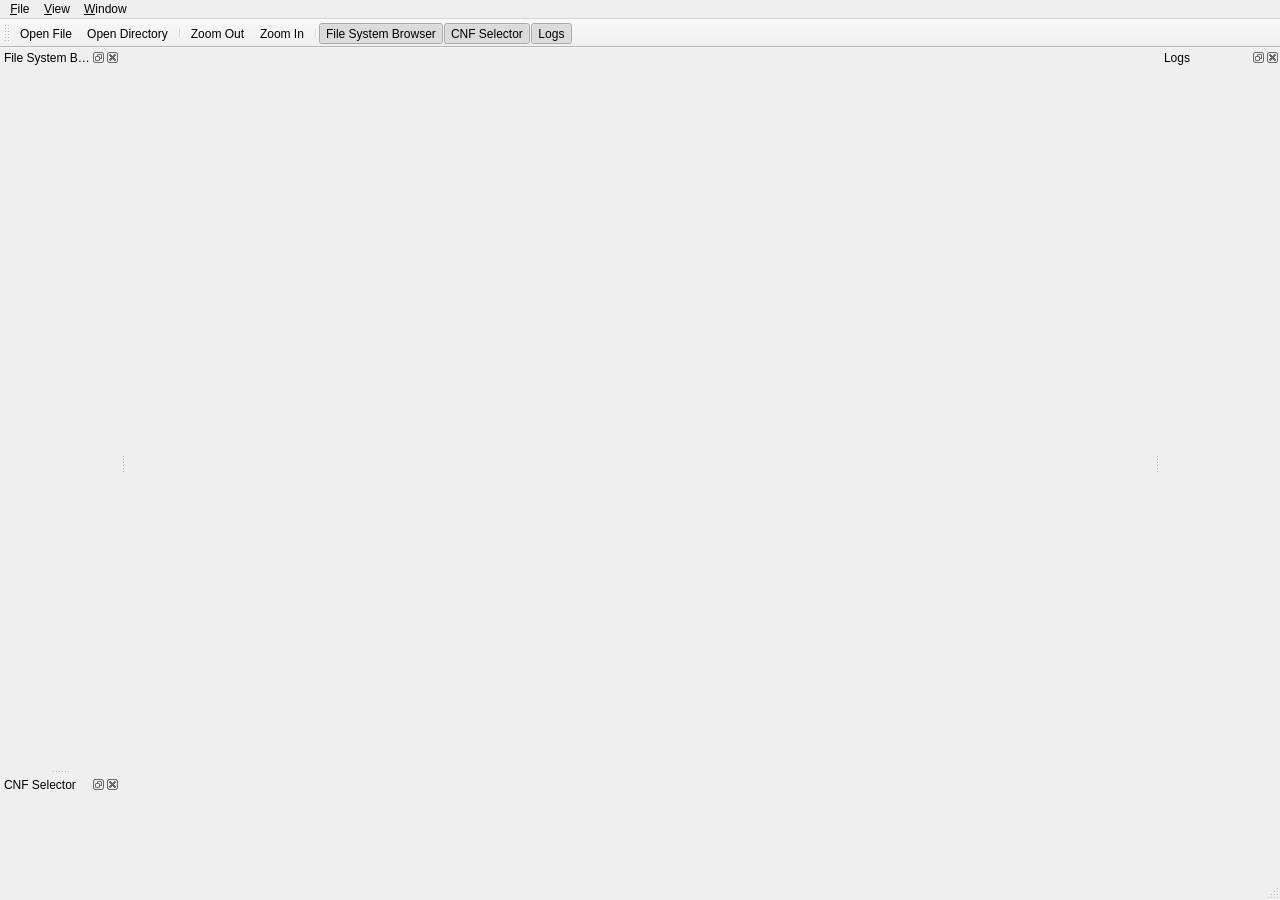
Above: src/mainwindow.ui from kuanyui/qkiss before the change. Below: the same form after it.
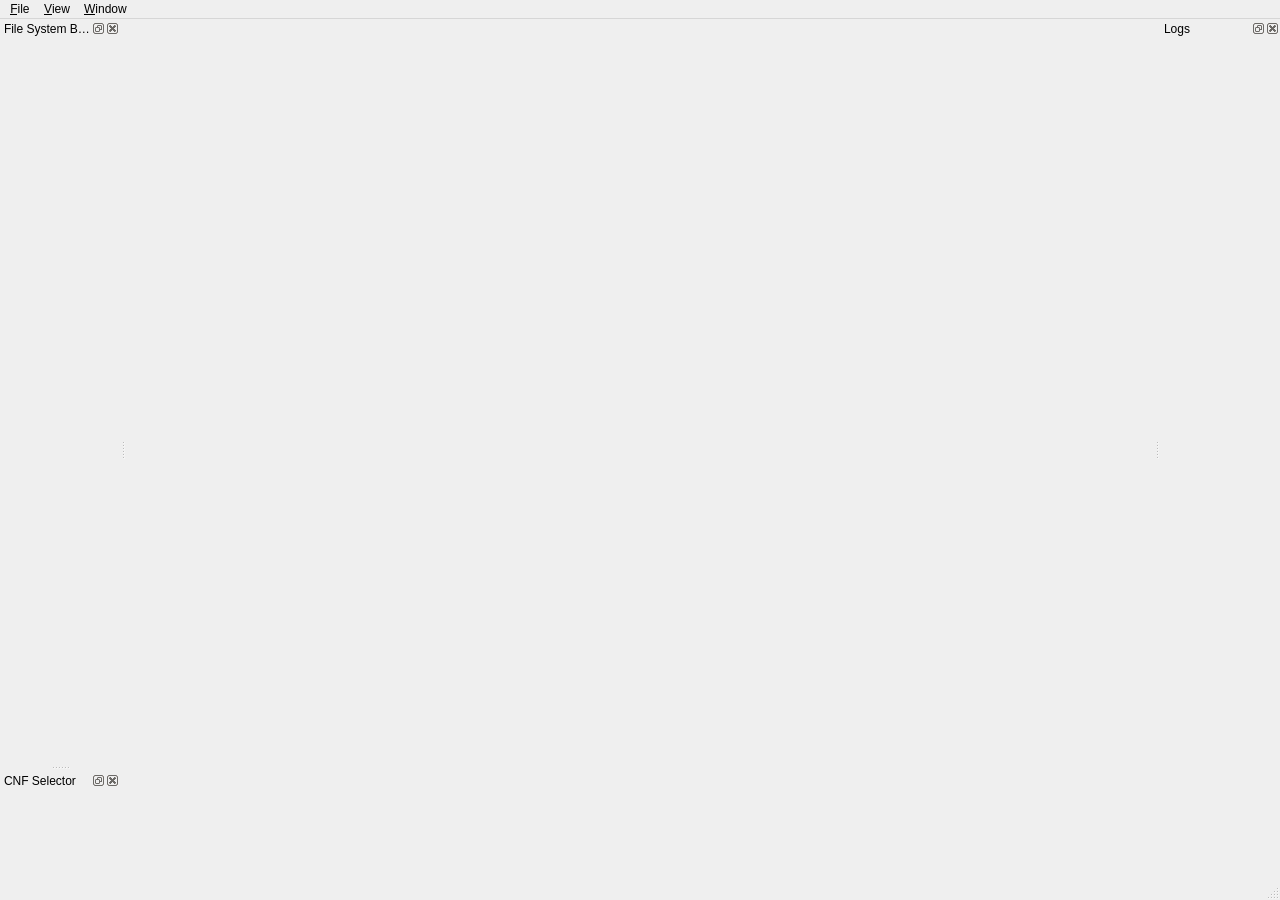
That is the form after the change. Icons and pictures are not drawn.

Commit message: Write code to generate QToolBar

```diff
--- a/src/mainwindow.ui
+++ b/src/mainwindow.ui
@@ -57,26 +57,6 @@
    <addaction name="menu_Window"/>
   </widget>
   <widget class="QStatusBar" name="statusbar"/>
-  <widget class="QToolBar" name="toolBar">
-   <property name="windowTitle">
-    <string>toolBar</string>
-   </property>
-   <attribute name="toolBarArea">
-    <enum>TopToolBarArea</enum>
-   </attribute>
-   <attribute name="toolBarBreak">
-    <bool>false</bool>
-   </attribute>
-   <addaction name="action_openFile"/>
-   <addaction name="action_openDirectory"/>
-   <addaction name="separator"/>
-   <addaction name="action_zoomOut"/>
-   <addaction name="action_zoomIn"/>
-   <addaction name="separator"/>
-   <addaction name="action_window_fileSystemBrowser"/>
-   <addaction name="action_window_cnfSelector"/>
-   <addaction name="action_window_logs"/>
-  </widget>
   <widget class="QDockWidget" name="dockWidget_fileSystemBrowser">
    <property name="minimumSize">
     <size>
```
The commit also changes 2 other files.
